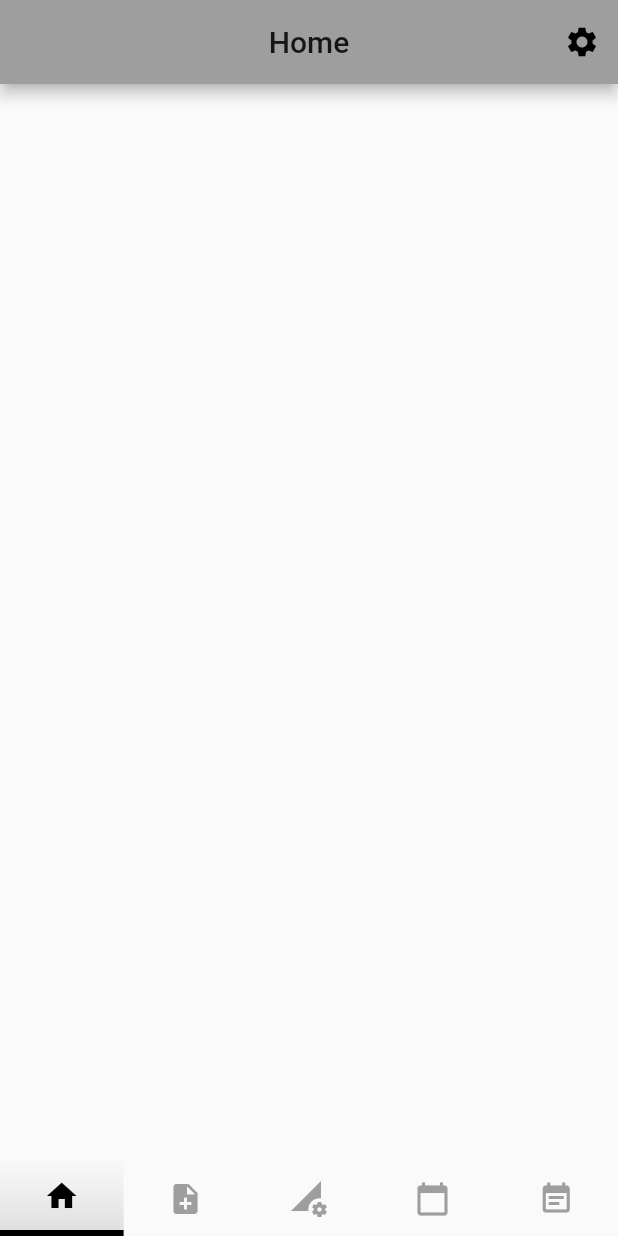
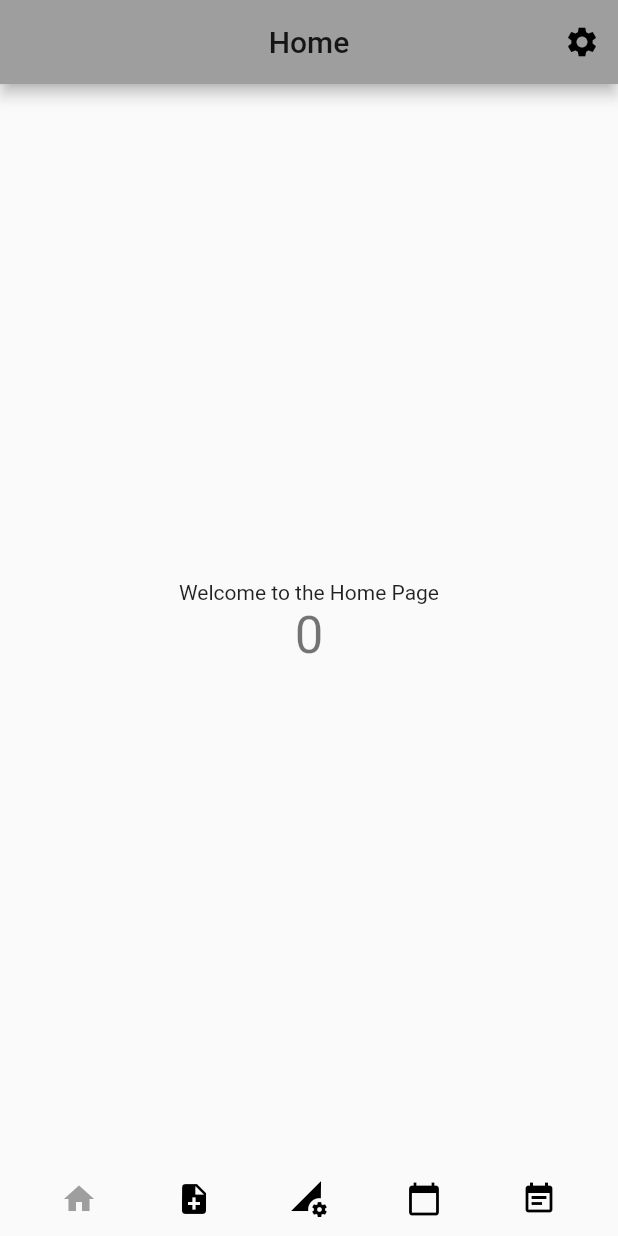
Before and after one commit to T-Gordon/Frame_Advantage_App, a Flutter app: the screen it shows after launch, on a phone screen of 412 x 824 dp. Run offline on Flutter 3.47's test engine with Material 2 defaults, Android fonts, the phone set to English and light mode, and no system bars.

```diff
--- /dev/null
+++ b/lib/Pages/CurrentPage.dart
@@ -0,0 +1,44 @@
+import 'package:flutter/material.dart';
+import 'file:///C:/Users/damia/AndroidStudioProjects/frame_advantage_app/lib/Pages/MainPages/FrameDataPage.dart';
+import 'package:frame_advantage_app/Pages/MainPages/NotePadPage.dart';
+import 'file:///C:/Users/damia/AndroidStudioProjects/frame_advantage_app/lib/Pages/MainPages/PatchNotePage.dart';
+import 'file:///C:/Users/damia/AndroidStudioProjects/frame_advantage_app/lib/Pages/MainPages/TournamentCalendarPage.dart';
+import 'package:frame_advantage_app/Utility/FrameAdvantageBottomNavBar.dart';
+
+import 'MainPages/HomePage.dart';
+class CurrentPage extends StatefulWidget {
+  @override
+  _CurrentPageState createState() => _CurrentPageState();
+}
+
+class _CurrentPageState extends State<CurrentPage> {
+  var navIndex = 0;
+
+  final pages =List<Widget>.unmodifiable([
+    HomePage(),
+    PatchNotePage(),
+    FrameDataPage(),
+    TournamentCalendarPage(),
+    NotePadPage(),
+  ]);
+  final iconList = List<IconData>.unmodifiable([
+    Icons.home,
+    Icons.note_add,
+    Icons.perm_data_setting,
+    Icons.calendar_today,
+    Icons.event_note,
+  ]);
+
+
+  @override
+  Widget build(BuildContext context) {
+    return Scaffold(
+      body: pages[navIndex],
+      bottomNavigationBar: FrameAdvantageBottomNavBar(
+        icons: iconList,
+        onTabPressed: (i) => setState(() => navIndex = i),
+      currentNavIndex: navIndex,
+      ),
+    );
+  }
+}
--- a/lib/Pages/FrameAdvantageHomePage.dart
+++ /dev/null
@@ -1,28 +0,0 @@
-import 'package:flutter/material.dart';
-import 'file:///C:/Users/damia/AndroidStudioProjects/frame_advantage_app/lib/Utility/FrameAdvantageAppBar.dart';
-import 'package:frame_advantage_app/Utility/FrameAdvantageBottomNavBar.dart';
-
-
-class FrameAdvantageHomePage extends StatefulWidget {
-  FrameAdvantageHomePage({Key key, this.title}) : super(key: key);
-  final String title;
-
-  @override
-  _FrameAdvantageHomePageState createState() => _FrameAdvantageHomePageState();
-}
-
-class _FrameAdvantageHomePageState extends State<FrameAdvantageHomePage> {
-// var _currentBottomMenuIndex = 0;
-
-  @override
-  Widget build(BuildContext context) {
-    return Scaffold(
-      appBar: FrameAdvantageAppBar(
-        title: Text('Home'),
-        context: context,
-      ),
-
-      bottomNavigationBar: FrameAdvantageBottomNavBar(),
-    );
-  }
-}
--- /dev/null
+++ b/lib/Pages/MainPages/HomePage.dart
@@ -0,0 +1,34 @@
+import 'package:flutter/material.dart';
+import 'file:///C:/Users/damia/AndroidStudioProjects/frame_advantage_app/lib/Utility/FrameAdvantageAppBar.dart';
+
+
+class HomePage extends StatefulWidget {
+  HomePage({Key key, this.title}) : super(key: key);
+  final String title;
+
+  @override
+  _HomePageState createState() => _HomePageState();
+}
+
+class _HomePageState extends State<HomePage> {
+   int _counter =0;
+  @override
+  Widget build(BuildContext context) {
+    return Scaffold(
+      appBar: FrameAdvantageAppBar(
+        title: Text('Home'),
+        context: context,
+      ),
+      body: Center(
+        child: Column(
+          mainAxisAlignment: MainAxisAlignment.center,
+          children: <Widget>[
+            Text('Welcome to the Home Page'),
+            Text('$_counter',
+            style:Theme.of(context).textTheme.headline4,),
+          ],
+        ),
+      ),
+    );
+  }
+}
--- a/lib/Pages/FrameAdvantageSettingsPage.dart
+++ b/lib/Pages/SettingsPages/SettingsPage.dart
@@ -3,10 +3,10 @@ class FrameAdvantageSettingsPage extends StatefulWidget {
   FrameAdvantageSettingsPage({Key key, this.title}) : super(key: key);
   final String title;
   @override
-  _FrameAdvantageSettingsPageState createState() => _FrameAdvantageSettingsPageState();
+  SettingsPageState createState() => SettingsPageState();
 }
 
-class _FrameAdvantageSettingsPageState extends State<FrameAdvantageSettingsPage> {
+class SettingsPageState extends State<FrameAdvantageSettingsPage> {
   final  List<String> settingsInfo =[
     "General Settings",
     "Network Settings",
--- a/lib/Utility/FrameAdvantageAppBar.dart
+++ b/lib/Utility/FrameAdvantageAppBar.dart
@@ -1,5 +1,5 @@
 import 'package:flutter/material.dart';
-import '../Pages/FrameAdvantageSettingsPage.dart';
+import '../Pages/SettingsPages/SettingsPage.dart';
 class FrameAdvantageAppBar extends AppBar{
   FrameAdvantageAppBar({Key key, Widget title  ,BuildContext context,})
       : super(key: key , title: title , centerTitle: true , actions: <Widget>[new IconButton(icon: new Icon(Icons.settings)
--- a/lib/Utility/FrameAdvantageBottomNavBar.dart
+++ b/lib/Utility/FrameAdvantageBottomNavBar.dart
@@ -1,12 +1,15 @@
 import 'package:flutter/material.dart';
-import 'package:frame_advantage_app/Utility/PageNavigatorRoutes.dart';
-import 'package:frame_advantage_app/Utility/PageNavigator.dart';
+
 class FrameAdvantageBottomNavBar extends StatefulWidget {
+  const FrameAdvantageBottomNavBar({@required this.icons , @required this.onTabPressed, @required this.currentNavIndex}) : assert(icons != null);
+  final List<IconData> icons;
+  final Function(int) onTabPressed;
+  final int currentNavIndex;
   @override
   FrameAdvantageBottomNavBarState createState() => FrameAdvantageBottomNavBarState();
 }
 class FrameAdvantageBottomNavBarState extends State<FrameAdvantageBottomNavBar> {
-  String _currentPage = "Home";
+ // String _currentPage = "Home";
   int _selectedPageIndex = 0;
   List<String> pageKeys =[
     "home",
@@ -15,63 +18,25 @@ class FrameAdvantageBottomNavBarState extends State<FrameAdvantageBottomNavBar>
     "TournamentCalender",
     "NotePad"
   ];
-  Map <String,GlobalKey<NavigatorState>> _navigatorKeys = {
-    "home": GlobalKey<NavigatorState>(),
-    "PatchNotes": GlobalKey<NavigatorState>(),
-    "FrameData": GlobalKey<NavigatorState>(),
-    "TournamentCalender": GlobalKey<NavigatorState>(),
-    "NotePad": GlobalKey<NavigatorState>(),
-  };
+
   @override
   Widget build(BuildContext context) {
-    return Row(
-      children: <Widget>[buildNavBarItem(Icons.home, 0),
-        buildNavBarItem(Icons.note_add, 1),
-        buildNavBarItem(Icons.perm_data_setting, 2),
-        buildNavBarItem(Icons.calendar_today, 3),
-        buildNavBarItem(Icons.event_note, 4),],
+    return Container(
+      height: 50,
+      child: Row(
+        mainAxisAlignment: MainAxisAlignment.spaceEvenly,
+        children:[
+          for(var i = 0; i < widget.icons.length;i++) IconButton(
+            icon: Icon(widget.icons[i]),
+            color: i == widget.currentNavIndex? Colors.grey: Colors.black,
+            onPressed: () => widget.onTabPressed(i),
+
+          ),
+        ],
+      ),
     );
   }
 
-  Widget buildNavBarItem(IconData icon, int index) {
-    return GestureDetector(
-      onTap: () {
-        //TabNavigatorRoutes();
-        setState(() {
-          _selectedPageIndex = index;
-        });
-      },
-      child: Container(
-        height: 50,
-        width: MediaQuery.of(context).size.width / 5,
-        decoration: _selectedPageIndex == index
-            ? BoxDecoration(
-          border: Border(
-              bottom: BorderSide(width: 4 , color: Colors.black)
-          ),
-          gradient: LinearGradient(colors: [
-            Colors.grey.withOpacity(0.3),
-            Colors.grey.withOpacity(0.015)
-          ], begin: Alignment.bottomCenter, end: Alignment.topCenter),
-          /*color: _currentBottomMenuIndex == index ? Colors.grey : Colors.white*/
-        )
-            : BoxDecoration(),
-        child: Icon(icon,
-            color:
-            _selectedPageIndex == index ? Colors.black : Colors.grey),
-      ),
-    );
-  }
-  void _selectPage(String page, int index) {
-    if (page == _currentPage) {
-      _navigatorKeys[page].currentState.popUntil((route) => route.isFirst);
-    } else {
-      setState(() {
-        _currentPage = pageKeys[index];
-      });
-    }
-  }
+
+
 }
-/*
-*
-*  */
--- a/lib/Utility/PageNavigatorRoutes.dart
+++ /dev/null
@@ -1,6 +0,0 @@
-import 'package:flutter/material.dart';
-
-class TabNavigatorRoutes{
-  static const String root = '/';
-  static const String detail = '/detail';
-}
--- a/lib/main.dart
+++ b/lib/main.dart
@@ -1,8 +1,6 @@
 import 'package:flutter/material.dart';
-import 'package:frame_advantage_app/Pages/FrameAdvantageFrameDataPage.dart';
-import 'package:frame_advantage_app/Pages/FrameAdvantagePatchNotePage.dart';
-import 'Pages/FrameAdvantageHomePage.dart';
-import 'Pages/FrameAdvantageTournamentCalendarPage.dart';
+import 'package:frame_advantage_app/Pages/CurrentPage.dart';
+
 
 void main() {
   runApp(FrameAdvantageApp());
@@ -19,17 +17,15 @@ class FrameAdvantageApp extends StatelessWidget {
         primarySwatch: Colors.grey,// Main theme Color
         visualDensity: VisualDensity.adaptivePlatformDensity,
       ),
-      initialRoute:  '/',
+     /* initialRoute:  '/',
        routes: {
-        '/': (context) =>  FrameAdvantageHomePage(title: 'Home'),
-         '/PatchNotesPage': (context) => FrameAdvantagePatchNotePage(title: 'Patch Notes'),
-         '/FrameDataPage': (context) => FrameAdvantageFrameDataPage(title: 'Frame Data'),
-         '/TournamentCalendarPage': (context) => FrameAdvantageTournamentCalendarPage(title: 'Tournament Calendar'),
-         '/NotePadPage': (context) => FrameAdvantageFrameDataPage(title: 'Note Pad'),
-       } ,
-
-
-      //home: FrameAdvantageHomePage(title: 'Home'),
+        '/': (context) =>  HomePage(title: 'Home'),
+         '/PatchNotesPage': (context) => PatchNotePage(title: 'Patch Notes'),
+         '/FrameDataPage': (context) => FrameDataPage(title: 'Frame Data'),
+         '/TournamentCalendarPage': (context) => TournamentCalendarPage(title: 'Tournament Calendar'),
+         '/NotePadPage': (context) => FrameDataPage(title: 'Note Pad'),
+       } ,*/
+      home: CurrentPage(),
     );
   }
 }
```
Also changed, not shown: lib/Pages/FrameAdvantageFrameDataPage.dart (deleted, +0 -29 lines), lib/Pages/FrameAdvantageNotePadPage.dart (deleted, +0 -28 lines), lib/Pages/FrameAdvantagePatchNotePage.dart (deleted, +0 -30 lines), lib/Pages/FrameAdvantageTournamentCalendarPage.dart (deleted, +0 -29 lines), lib/Pages/MainPages/FrameDataPage.dart (added, +36 -0 lines), lib/Pages/MainPages/NotePadPage.dart (added, +33 -0 lines), lib/Pages/MainPages/PatchNotePage.dart (added, +36 -0 lines), lib/Pages/MainPages/TournamentCalendarPage.dart (added, +34 -0 lines), lib/Utility/PageNavigator.dart (deleted, +0 -45 lines).
